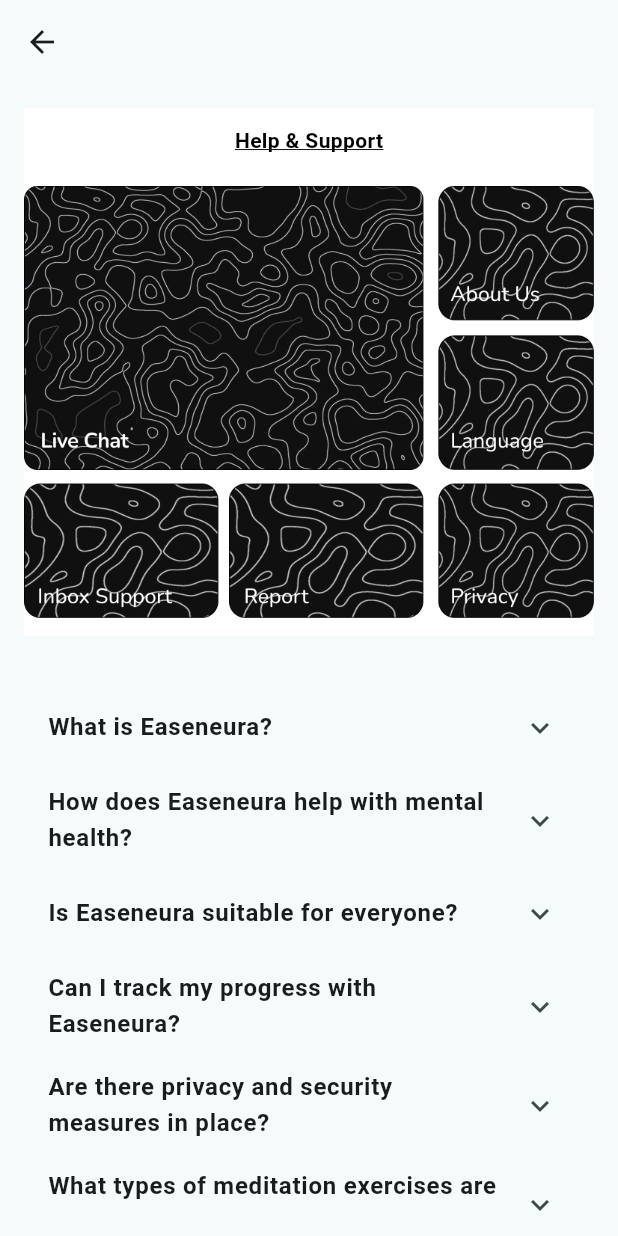
After one commit to santanamnaa/easeneura, a Flutter app: the CustServ screen opened directly, on a phone screen of 412 x 824 dp. The commit adds this screen. Run offline on Flutter 3.47's test engine with Material 3 defaults, Android fonts, the phone set to English and light mode, and no system bars; our stand-ins replace flutter_rating_bar, flutter_spinkit, fluttertoast; Roboto replaces fonts that are missing (Nunito-Bold, Nunito-Regular).

Commit message:
menambahkan customer service

```diff
--- a/lib/screens/home_screen.dart
+++ b/lib/screens/home_screen.dart
@@ -5,6 +5,7 @@
 import 'package:ease_neura/widget_home/message_screen.dart';
 import 'package:ease_neura/widget_home/profile_screen.dart';
 import 'package:ease_neura/widget_home/thread_screen.dart';
+import 'package:ease_neura/widget_home/customer_services.dart';
 
 import 'package:flutter/material.dart';
 
@@ -636,11 +637,10 @@
       bottom: 0,
       child: InkWell(
         onTap: () {
-          // Navigasi ke halaman Maintenance
           Navigator.push(
             context,
             MaterialPageRoute(
-              builder: (context) => const Maintenance(),
+              builder: (context) => const CustServ(),
             ),
           );
         },
--- a/lib/widget_book/receipt_screen.dart
+++ b/lib/widget_book/receipt_screen.dart
@@ -15,9 +15,10 @@
       body: Center(
         child: Container(
           width: 360,
-          height: 800, // Atur lebar Container sesuai kebutuhan
+          height: 500, // Atur lebar Container sesuai kebutuhan
           padding: EdgeInsets.all(16.0),
           decoration: BoxDecoration(
+
             color: Colors.white, // Set warna latar belakang box
             borderRadius:
                 BorderRadius.circular(20.0), // Tambahkan border radius
--- /dev/null
+++ b/lib/widget_home/customer_services.dart
@@ -0,0 +1,177 @@
+import 'package:flutter/material.dart';
+
+class CustServ extends StatelessWidget {
+  const CustServ({Key? key}) : super(key: key);
+
+  @override
+  Widget build(BuildContext context) {
+    return Scaffold(
+      appBar: buildAppBar(),
+      body: buildBody(),
+    );
+  }
+
+  PreferredSizeWidget buildAppBar() {
+    return AppBar(
+      flexibleSpace: Align(
+        alignment: Alignment.bottomRight,
+        child: Container(
+          width: double.maxFinite,
+          height: double.maxFinite,
+          margin: const EdgeInsets.only(top: 60, right: 20),
+          child: const Column(
+            crossAxisAlignment: CrossAxisAlignment.end,
+            children: [
+              Text(
+                'Menu',
+                style: TextStyle(
+                  color: Color(0xFF979797),
+                  fontSize: 11,
+                  fontFamily: 'Nunito-Regular',
+                ),
+              ),
+              SizedBox(height: 2),
+              Text(
+                'Customer Service',
+                style: TextStyle(
+                  color: Colors.black,
+                  fontSize: 17,
+                  fontWeight: FontWeight.bold,
+                  fontFamily: 'Nunito-Bold',
+                ),
+              ),
+            ],
+          ),
+        ),
+      ),
+    );
+  }
+
+  Widget buildBody() {
+    return Padding(
+      padding: EdgeInsets.all(0),
+      child: Column(
+        crossAxisAlignment: CrossAxisAlignment.stretch,
+        children: [
+          SixBoxes(),
+          FAQline(),
+        ],
+      ),
+    );
+  }
+}
+
+class SixBoxes extends StatelessWidget {
+  @override
+  Widget build(BuildContext context) {
+    return Expanded(
+      child: Padding(
+        padding: const EdgeInsets.all(16.0),
+        // Adjust the padding as needed
+        child: Container(
+          color: const Color.fromARGB(
+              255, 255, 255, 255), // Set your desired background color
+          child: Column(
+            mainAxisAlignment: MainAxisAlignment.center,
+            crossAxisAlignment: CrossAxisAlignment.center,
+            children: [
+              Text(
+                'Help & Support',
+                style: TextStyle(
+                  color: Colors.black,
+                  fontSize: 14,
+                  fontWeight: FontWeight.bold,
+                  fontFamily: 'Nunito-Bold',
+                  decoration: TextDecoration.underline,
+                ),
+              ),
+              SizedBox(height: 20),
+              Image.asset(
+                'assets/images/CSBox.png', // Replace with the actual path to your image
+                fit: BoxFit.contain, // Adjust the BoxFit property as needed
+              ),
+            ],
+          ),
+        ),
+      ),
+    );
+  }
+}
+
+class FAQline extends StatefulWidget {
+  @override
+  _FAQlineState createState() => _FAQlineState();
+}
+
+class _FAQlineState extends State<FAQline> {
+  @override
+  Widget build(BuildContext context) {
+    return Expanded(
+      child: Padding(
+        padding: const EdgeInsets.all(16.0),
+        child: ListView.builder(
+          itemCount: faqItems.length,
+          itemBuilder: (context, index) => ExpansionTile(
+            title: Text(
+              faqItems[index].question,
+              style: TextStyle(
+                fontSize: 16,
+                fontWeight: FontWeight.bold,
+              ),
+            ),
+            children: [
+              Padding(
+                padding: const EdgeInsets.all(16.0),
+                child: Text(
+                  faqItems[index].description,
+                  style: TextStyle(fontSize: 16),
+                ),
+              ),
+            ],
+          ),
+        ),
+      ),
+    );
+  }
+
+  List<FAQItem> faqItems = [
+    FAQItem(
+      question: 'What is Easeneura?',
+      description:
+          'Easeneura is a cutting-edge mental health application designed to empower individuals on their journey to emotional well-being. Our platform offers a range of tools and resources to help users manage stress, anxiety, and other mental health concerns through personalized strategies and evidence-based techniques.',
+    ),
+    FAQItem(
+      question: 'How does Easeneura help with mental health?',
+      description:
+          'Easeneura employs a holistic approach to mental health, combining scientifically-backed methodologies with innovative technology. Our application provides users with guided meditation exercises, mood tracking features, and personalized coping strategies. We also offer expertly crafted content, such as articles and audio resources, to educate and support users in their mental health journey.',
+    ),
+    FAQItem(
+      question: 'Is Easeneura suitable for everyone?',
+      description:
+          'Absolutely! Easeneura is designed to be inclusive and accessible to individuals from all walks of life. Whether you\'re new to mental health practices or an experienced practitioner, our platform tailors its recommendations to meet your unique needs and preferences.',
+    ),
+    FAQItem(
+      question: 'Can I track my progress with Easeneura?',
+      description:
+          'Yes, tracking progress is a key feature of Easeneura. Our application allows users to monitor their emotional well-being over time, providing insights into trends and areas for improvement. This feature helps users stay motivated and engaged in their mental health journey.',
+    ),
+    FAQItem(
+      question: 'Are there privacy and security measures in place?',
+      description:
+          'We take privacy and security seriously at Easeneura. All user data is encrypted and stored securely, adhering to the highest industry standards. We are committed to ensuring the confidentiality and privacy of our users\' information.',
+    ),
+    FAQItem(
+      question:
+          'What types of meditation exercises are available in Easeneura?',
+      description:
+          'Easeneura provides a diverse range of meditation exercises, catering to various preferences and needs. Users can choose from guided mindfulness meditations, relaxation techniques, and specialized sessions targeting specific areas like stress reduction, sleep improvement, and emotional resilience. Our content is curated by mental health professionals to ensure its effectiveness and relevance.',
+    ),
+  ];
+}
+
+class FAQItem {
+  final String question;
+  final String description;
+
+  FAQItem({required this.question, required this.description});
+}
```
Also changed, not shown: assets/images/CSBox.png (added).
